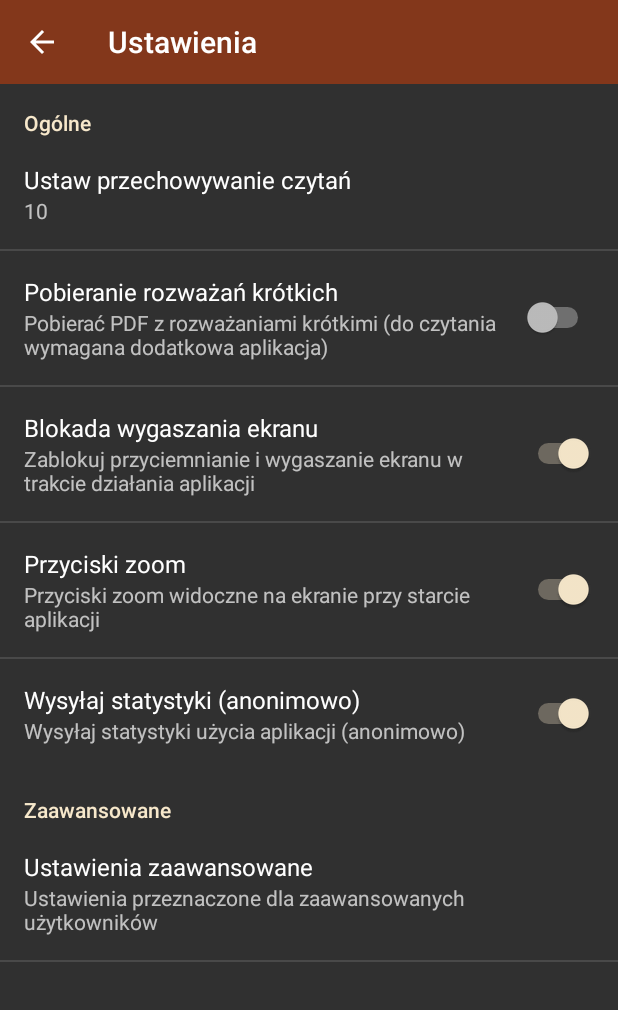
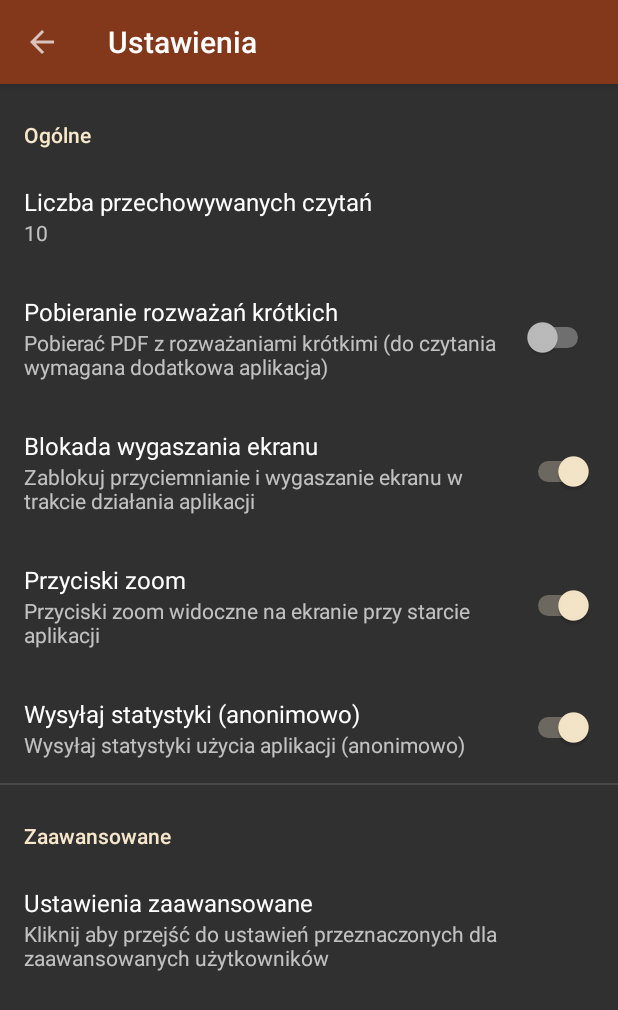
Before and after one commit to TomRom27/LectioDivinaOnJest, an Android app: the ReadingsActivity screen opened directly, with no data from a screen before it, in the options menu, after a tap on "Ustawienia", on a phone screen of 412 x 824 dp. Shown: the top 1010 px of the screen. Run offline under Robolectric (Android 15) with nearby library versions, the phone set to English and light mode, and no system bars; our stand-ins replace androidx.preference.

Commit message:
Settings modernized (as SetAct2)

```diff
--- a/app/src/main/java/com/tr/onjestslowo/app/ReadingsActivity.java
+++ b/app/src/main/java/com/tr/onjestslowo/app/ReadingsActivity.java
@@ -322,7 +322,7 @@ public class ReadingsActivity extends AppCompatActivity
     }
 
     private void showSettings() {
-        Intent intent = new Intent(this, SettingsActivity.class);
+        Intent intent = new Intent(this, SettingsActivity2.class);
         startActivity(intent);
     }
 
--- a/app/src/main/java/com/tr/onjestslowo/app/SettingsActivity.java
+++ b/app/src/main/java/com/tr/onjestslowo/app/SettingsActivity.java
@@ -19,7 +19,9 @@ import androidx.preference.PreferenceManager;
 import android.util.TypedValue;
 import android.view.LayoutInflater;
 import android.view.MenuItem;
+import android.view.View;
 import android.view.ViewGroup;
+import android.view.ViewParent;
 import android.widget.ListView;
 
 /**
@@ -59,7 +61,17 @@ public class SettingsActivity extends AppCompatPreferenceActivity implements Sha
 
     private void setupActionBar() {
 
-        ViewGroup root = (ViewGroup) findViewById(android.R.id.list).getParent().getParent().getParent();
+        ViewParent p1 = this.getListView().getParent();
+        ViewParent p2 = p1.getParent();
+        ViewParent p3 = p2.getParent();
+
+        // here we do nasty hack namely we get root (what?) based on assumption, that
+        // this class inherits from ListView i.e. there is a list
+        ViewGroup root = (ViewGroup) this.getListView()
+                .getParent()
+                .getParent()
+                .getParent();
+
         Toolbar toolbar = (Toolbar) LayoutInflater.from(this).inflate(R.layout.settings_toolbar, root, false);
         root.addView(toolbar, 0);
 
--- /dev/null
+++ b/app/src/main/java/com/tr/onjestslowo/app/SettingsActivity2.java
@@ -0,0 +1,107 @@
+package com.tr.onjestslowo.app;
+
+import android.content.Context;
+import android.content.SharedPreferences;
+import android.os.Bundle;
+import androidx.appcompat.app.AppCompatActivity;
+import androidx.appcompat.widget.Toolbar;
+import androidx.preference.EditTextPreference;
+import androidx.preference.Preference;
+import androidx.preference.PreferenceFragmentCompat;
+import com.tr.tools.Logger;
+
+public class SettingsActivity2 extends AppCompatActivity {
+
+    public static String LOG_TAG = "SettingsActivity";
+    @Override
+    protected void onCreate(Bundle savedInstanceState) {
+        super.onCreate(savedInstanceState);
+        setContentView(R.layout.activity_settings);
+
+        Toolbar toolbar = findViewById(R.id.settingsToolbar);
+        setSupportActionBar(toolbar);
+        getSupportActionBar().setDisplayHomeAsUpEnabled(true);
+
+        getSupportFragmentManager()
+                .beginTransaction()
+                .replace(R.id.settings, new BasicPreferenceFragment())
+                .commit();
+    }
+
+    public static void notifySharedPreferenceChanged(Context ctx) {
+        Logger.debug(LOG_TAG, "notifiying in activity");
+        AppPreferences.getInstance(ctx).invalidate();
+    }
+
+    public static void activatePreferenceSummary(Preference pref)
+    {
+        if (pref != null) {
+            pref.setSummaryProvider(new Preference.SummaryProvider<EditTextPreference>() {
+                @Override
+                public CharSequence provideSummary(EditTextPreference preference) {
+                    return preference.getText();
+                }
+            });
+        }
+    }
+
+    public static class BasicPreferenceFragment extends PreferenceFragmentCompat implements SharedPreferences.OnSharedPreferenceChangeListener {
+
+        @Override
+        public void onCreatePreferences(Bundle savedInstanceState, String rootKey) {
+            setPreferencesFromResource(R.xml.preferences, rootKey);
+
+            String prefStoreHowLongRes = this.getResources().getString(R.string.pref_reading_store_how_long);
+            activatePreferenceSummary(findPreference(prefStoreHowLongRes));
+        }
+
+        @Override
+        public void onResume() {
+            super.onResume();
+            getPreferenceManager().getSharedPreferences().registerOnSharedPreferenceChangeListener(this);
+        }
+
+        @Override
+        public void onPause() {
+            super.onPause();
+            getPreferenceManager().getSharedPreferences().unregisterOnSharedPreferenceChangeListener(this);
+        }
+
+        @Override
+        public void onSharedPreferenceChanged(SharedPreferences sharedPreferences, String key) {
+            Logger.debug(LOG_TAG, key + " changed");
+            notifySharedPreferenceChanged(getContext());
+        }
+    }
+
+    public static class AdvancedPreferenceFragment extends PreferenceFragmentCompat implements SharedPreferences.OnSharedPreferenceChangeListener {
+
+        @Override
+        public void onCreatePreferences(Bundle savedInstanceState, String rootKey) {
+            setPreferencesFromResource(R.xml.preferences_advanced, rootKey);
+
+            String preProxyHost = this.getResources().getString(R.string.pref_wifi_proxy_host);
+            activatePreferenceSummary(findPreference(preProxyHost));
+            String prefProxyPort = this.getResources().getString(R.string.pref_wifi_proxy_port);
+            activatePreferenceSummary(findPreference(prefProxyPort));
+        }
+
+        @Override
+        public void onResume() {
+            super.onResume();
+            getPreferenceManager().getSharedPreferences().registerOnSharedPreferenceChangeListener(this);
+        }
+
+        @Override
+        public void onPause() {
+            super.onPause();
+            getPreferenceManager().getSharedPreferences().unregisterOnSharedPreferenceChangeListener(this);
+        }
+
+        @Override
+        public void onSharedPreferenceChanged(SharedPreferences sharedPreferences, String key) {
+            Logger.debug(LOG_TAG, key + " changed");
+            notifySharedPreferenceChanged(getContext());
+        }
+    }
+}
--- a/app/src/main/res/layout/activity_readings.xml
+++ b/app/src/main/res/layout/activity_readings.xml
@@ -4,6 +4,7 @@
     android:id="@+id/activityReadings"
     android:layout_width="fill_parent"
     android:layout_height="fill_parent"
+    android:tooltipText="reading activity"
     android:orientation="vertical">
 
     <com.google.android.material.appbar.AppBarLayout
--- /dev/null
+++ b/app/src/main/res/layout/activity_settings.xml
@@ -0,0 +1,25 @@
+<LinearLayout xmlns:android="http://schemas.android.com/apk/res/android"
+    xmlns:tools="http://schemas.android.com/tools"
+    android:layout_width="match_parent"
+    android:layout_height="match_parent"
+
+    android:orientation="vertical"
+    tools:context="com.tr.onjestslowo.app.SettingsActivity2">
+
+    <com.google.android.material.appbar.AppBarLayout
+        android:layout_width="match_parent"
+        android:layout_height="wrap_content">
+
+        <androidx.appcompat.widget.Toolbar
+            android:id="@+id/settingsToolbar"
+            style="?attr/actionBarStyle"
+            android:layout_width="match_parent"
+            android:layout_height="?attr/actionBarSize" />
+    </com.google.android.material.appbar.AppBarLayout>
+
+    <FrameLayout
+        android:id="@+id/settings"
+        android:layout_width="match_parent"
+        android:layout_height="match_parent" />
+
+</LinearLayout>
--- a/app/src/main/res/values/strings_preferences.xml
+++ b/app/src/main/res/values/strings_preferences.xml
@@ -6,6 +6,7 @@
     <string name="pref_category_title_general">Ogólne</string>
 
     <string name="pref_reading_store_how_long">Ustaw przechowywanie czytań</string>
+    <string name="pref_reading_store_how_long_text">Liczba przechowywanych czytań</string>
 
     <!-- String for Connection settings -->
     <string name="pref_category_title_connection">Połączenie</string>
@@ -14,12 +15,13 @@
     <string name="pref_wifi_proxy_host">Nazwa serwera proxy</string>
     <string name="pref_wifi_proxy_port">Port proxy</string>
 
+    <string name="pref_category_title_other">Pozostałe</string>
     <string name="pref_send_app_stats">Wysyłaj statystyki (anonimowo)</string>
     <string name="pref_send_app_stats_summary">Wysyłaj statystyki użycia aplikacji (anonimowo)</string>
 
     <string name="pref_category_title_advanced">Zaawansowane</string>
     <string name="pref_adv_title">Ustawienia zaawansowane</string>
-    <string name="pref_adv_summary">Ustawienia przeznaczone dla zaawansowanych użytkowników</string>
+    <string name="pref_adv_summary">Kliknij aby przejść do ustawień przeznaczonych dla zaawansowanych użytkowników</string>
     <string name="pref_adv_server_uri" >URI serwisu REST na OnJest/Slowo</string>
     <string name="pref_adv_server_uri2">URI serwisu REST na OnJest/Slowo 2</string>
     <string name="pref_adv_use_uri2"   >Używać URI 2 (wiele na raz)</string>
--- a/app/src/main/res/xml/preferences.xml
+++ b/app/src/main/res/xml/preferences.xml
@@ -1,9 +1,11 @@
-<PreferenceScreen xmlns:android="http://schemas.android.com/apk/res/android">
+<PreferenceScreen xmlns:android="http://schemas.android.com/apk/res/android"
+    xmlns:app="http://schemas.android.com/apk/res-auto">
 
     <!-- NOTE: EditTextPreference accepts EditText attributes. -->
     <!-- NOTE: EditTextPreference's summary should be set to its value by the activity code. -->
-    <PreferenceCategory android:title="@string/pref_category_title_general">
 
+    <PreferenceCategory
+        android:title="@string/pref_category_title_general" app:iconSpaceReserved="false">
 
         <EditTextPreference
             android:defaultValue="10"
@@ -12,116 +14,46 @@
             android:maxLines="1"
             android:selectAllOnFocus="true"
             android:singleLine="true"
-            android:title="@string/pref_reading_store_how_long" />
+            android:title="@string/pref_reading_store_how_long_text"
+            app:iconSpaceReserved="false" />
 
         <SwitchPreference
             android:defaultValue="false"
             android:key="@string/pref_download_short_contemplation"
             android:summary="@string/pref_download_short_contemplation_summary"
-            android:title="@string/pref_download_short_contemplation" />
+            android:title="@string/pref_download_short_contemplation"
+            app:iconSpaceReserved="false" />
 
         <SwitchPreference
             android:defaultValue="true"
             android:key="@string/pref_keep_screen_on"
             android:summary="@string/pref_keep_screen_on_summary"
-            android:title="@string/pref_keep_screen_on" />
+            android:title="@string/pref_keep_screen_on"
+            app:iconSpaceReserved="false" />
 
         <SwitchPreference
             android:defaultValue="true"
             android:key="@string/pref_zoom_on_start"
             android:summary="@string/pref_zoom_on_start_summary"
-            android:title="@string/pref_zoom_on_start" />
+            android:title="@string/pref_zoom_on_start"
+            app:iconSpaceReserved="false" />
 
         <SwitchPreference
             android:defaultValue="true"
             android:key="@string/pref_send_app_stats"
             android:summary="@string/pref_send_app_stats_summary"
-            android:title="@string/pref_send_app_stats" />
+            android:title="@string/pref_send_app_stats"
+            app:iconSpaceReserved="false" />
 
     </PreferenceCategory>
-    <PreferenceCategory android:title="@string/pref_category_title_advanced">
-
-        <!-- This PreferenceScreen tag sends the user to a new fragment of
-             preferences.  If running in a large screen, they can be embedded
-             inside of the overall preferences UI. -->
-        <PreferenceScreen
+    <PreferenceCategory android:title="@string/pref_category_title_advanced"
+        app:iconSpaceReserved="false" >
+        <Preference
+            android:key="pref_adv"
             android:summary="@string/pref_adv_summary"
-            android:title="@string/pref_adv_title">
-            <!-- Arbitrary key/value pairs can be included for fragment arguments
-            <extra
-                android:name="someKey"
-                android:value="somePrefValue" />
-                android:fragment="com.tr.onjestslowo.app.SettingsActivity$AdvancedPreferenceFragment"
-
-                 -->
-            <PreferenceCategory android:title="@string/pref_category_title_connection">
-                <SwitchPreference
-                    android:defaultValue="false"
-                    android:key="@string/pref_wifi_proxy_enable"
-                    android:title="@string/pref_wifi_proxy_enable" />
-
-                <EditTextPreference
-                    android:defaultValue=""
-                    android:dependency="@string/pref_wifi_proxy_enable"
-                    android:inputType="textUri"
-                    android:key="@string/pref_wifi_proxy_host"
-                    android:maxLines="1"
-                    android:selectAllOnFocus="true"
-                    android:singleLine="true"
-                    android:title="@string/pref_wifi_proxy_host" />
-
-                <EditTextPreference
-                    android:defaultValue="8080"
-                    android:dependency="@string/pref_wifi_proxy_enable"
-                    android:inputType="number"
-                    android:key="@string/pref_wifi_proxy_port"
-                    android:selectAllOnFocus="true"
-                    android:title="@string/pref_wifi_proxy_port" />
-            </PreferenceCategory>
-            <EditTextPreference
-                android:defaultValue="https://www.onjest.pl/slowo/?json=get_date_posts&amp;date=%s&amp;include=title,date,content"
-                android:inputType="textUri"
-                android:key="@string/pref_adv_server_uri"
-                android:maxLines="2"
-                android:selectAllOnFocus="true"
-                android:singleLine="true"
-                android:title="@string/pref_adv_server_uri" />
-
-            <EditTextPreference
-                android:defaultValue="https://www.onjest.pl/slowo/?json=get_dates_posts&amp;fromdate=%s&amp;todate=%s&amp;include=title,date,content&amp;count=%d"
-                android:inputType="textUri"
-                android:key="@string/pref_adv_server_uri2"
-                android:maxLines="2"
-                android:selectAllOnFocus="true"
-                android:singleLine="true"
-                android:title="@string/pref_adv_server_uri2" />
-
-            <SwitchPreference
-                android:defaultValue="true"
-                android:key="@string/pref_adv_use_uri2"
-                android:summary="@string/pref_adv_use_uri2_summary"
-                android:title="@string/pref_adv_use_uri2" />
-
-            <SwitchPreference
-                android:defaultValue="true"
-                android:key="@string/pref_show_download_error"
-                android:summary="@string/pref_show_download_error_summary"
-                android:title="@string/pref_show_download_error" />
-
-            <SwitchPreference
-                android:defaultValue="false"
-                android:key="@string/pref_short_contemplation_list_always"
-                android:summary="@string/pref_short_contemplation_list_always_summary"
-                android:title="@string/pref_short_contemplation_list_always" />
-
-            <EditTextPreference
-                android:defaultValue=""
-                android:inputType="textUri"
-                android:key="@string/pref_short_contemplation_download_path"
-                android:maxLines="1"
-                android:singleLine="true"
-                android:title="@string/pref_short_contemplation_download_path" />
-        </PreferenceScreen>
+            android:title="@string/pref_adv_title"
+            android:fragment="com.tr.onjestslowo.app.SettingsActivity2$AdvancedPreferenceFragment"
+            app:iconSpaceReserved="false" />
     </PreferenceCategory>
 
 </PreferenceScreen>
--- /dev/null
+++ b/app/src/main/res/xml/preferences_advanced.xml
@@ -0,0 +1,88 @@
+<PreferenceScreen xmlns:android="http://schemas.android.com/apk/res/android"
+    xmlns:app="http://schemas.android.com/apk/res-auto"
+    android:summary="@string/pref_adv_summary"
+    android:title="@string/pref_adv_title">
+
+
+        <PreferenceCategory android:title="@string/pref_category_title_connection"
+            app:iconSpaceReserved="false" >
+            <SwitchPreference
+                android:defaultValue="false"
+                android:key="@string/pref_wifi_proxy_enable"
+                android:title="@string/pref_wifi_proxy_enable"
+                app:iconSpaceReserved="false" />
+
+            <EditTextPreference
+                android:defaultValue=""
+                android:dependency="@string/pref_wifi_proxy_enable"
+                android:inputType="textUri"
+                android:key="@string/pref_wifi_proxy_host"
+                android:maxLines="1"
+                android:selectAllOnFocus="true"
+                android:singleLine="true"
+                android:title="@string/pref_wifi_proxy_host"
+                app:iconSpaceReserved="false" />
+
+            <EditTextPreference
+                android:defaultValue="8080"
+                android:dependency="@string/pref_wifi_proxy_enable"
+                android:inputType="number"
+                android:key="@string/pref_wifi_proxy_port"
+                android:selectAllOnFocus="true"
+                android:title="@string/pref_wifi_proxy_port"
+                app:iconSpaceReserved="false" />
+        </PreferenceCategory>
+        <PreferenceCategory android:title="@string/pref_category_title_other"
+            app:iconSpaceReserved="false" >
+            <EditTextPreference
+                android:defaultValue="https://www.onjest.pl/slowo/?json=get_date_posts&amp;date=%s&amp;include=title,date,content"
+                android:inputType="textUri"
+                android:key="@string/pref_adv_server_uri"
+                android:maxLines="2"
+                android:selectAllOnFocus="true"
+                android:singleLine="true"
+                android:title="@string/pref_adv_server_uri"
+                app:iconSpaceReserved="false" />
+
+            <EditTextPreference
+                android:defaultValue="https://www.onjest.pl/slowo/?json=get_dates_posts&amp;fromdate=%s&amp;todate=%s&amp;include=title,date,content&amp;count=%d"
+                android:inputType="textUri"
+                android:key="@string/pref_adv_server_uri2"
+                android:maxLines="2"
+                android:selectAllOnFocus="true"
+                android:singleLine="true"
+                android:title="@string/pref_adv_server_uri2"
+                app:iconSpaceReserved="false" />
+
+            <SwitchPreference
+                android:defaultValue="true"
+                android:key="@string/pref_adv_use_uri2"
+                android:summary="@string/pref_adv_use_uri2_summary"
+                android:title="@string/pref_adv_use_uri2"
+                app:iconSpaceReserved="false" />
+
+            <SwitchPreference
+                android:defaultValue="true"
+                android:key="@string/pref_show_download_error"
+                android:summary="@string/pref_show_download_error_summary"
+                android:title="@string/pref_show_download_error"
+                app:iconSpaceReserved="false" />
+
+            <SwitchPreference
+                android:defaultValue="false"
+                android:key="@string/pref_short_contemplation_list_always"
+                android:summary="@string/pref_short_contemplation_list_always_summary"
+                android:title="@string/pref_short_contemplation_list_always"
+                app:iconSpaceReserved="false" />
+
+            <EditTextPreference
+                android:defaultValue=""
+                android:inputType="textUri"
+                android:key="@string/pref_short_contemplation_download_path"
+                android:maxLines="1"
+                android:singleLine="true"
+                android:title="@string/pref_short_contemplation_download_path"
+                app:iconSpaceReserved="false" />
+        </PreferenceCategory>
+
+</PreferenceScreen>
```
Also changed, not shown: app/src/main/AndroidManifest.xml (+11 -10 lines).
